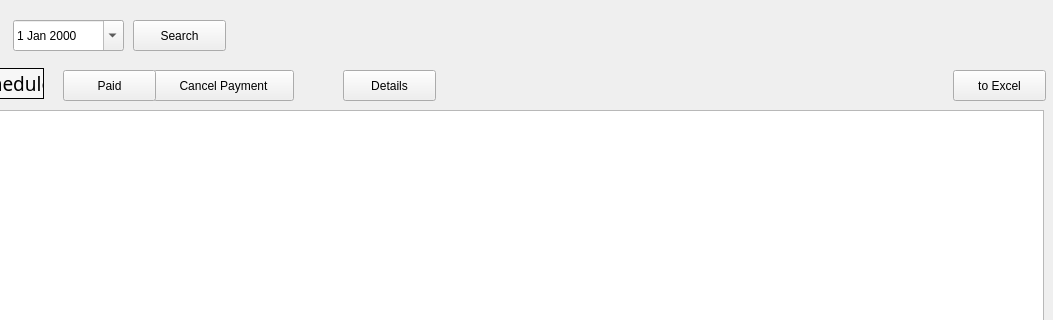
This is app/src/pages/repayment/batch.ui in DY-Microfinance-Customer-Management/dymf-algorithm as Qt 5 draws it before an edit; both pictures show x 137 to 1190 and y 0 to 320 of the 1190 by 644 pixel window. The edited form follows.
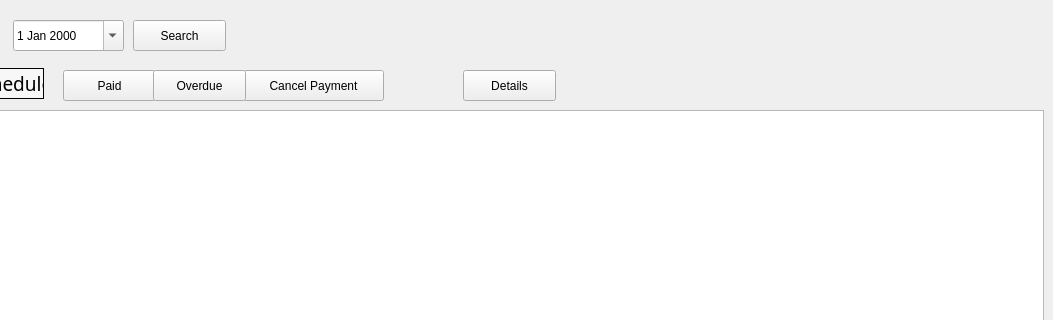
This is the edited form.

Patch:
```diff
--- a/app/src/pages/repayment/batch.ui
+++ b/app/src/pages/repayment/batch.ui
@@ -17,7 +17,7 @@
    <widget class="QPushButton" name="cancelPaymentButton">
     <property name="geometry">
      <rect>
-      <x>290</x>
+      <x>380</x>
       <y>70</y>
       <width>141</width>
       <height>31</height>
@@ -65,19 +65,6 @@
      <set>Qt::AlignCenter</set>
     </property>
    </widget>
-   <widget class="QPushButton" name="toExcelButton">
-    <property name="geometry">
-     <rect>
-      <x>1090</x>
-      <y>70</y>
-      <width>93</width>
-      <height>31</height>
-     </rect>
-    </property>
-    <property name="text">
-     <string>to Excel</string>
-    </property>
-   </widget>
    <widget class="QDateEdit" name="startDate">
     <property name="geometry">
      <rect>
@@ -145,7 +132,7 @@
    <widget class="QPushButton" name="detailsButton">
     <property name="geometry">
      <rect>
-      <x>480</x>
+      <x>600</x>
       <y>70</y>
       <width>93</width>
       <height>31</height>
@@ -168,6 +155,19 @@
      <string>Paid</string>
     </property>
    </widget>
+   <widget class="QPushButton" name="overdueButton">
+    <property name="geometry">
+     <rect>
+      <x>290</x>
+      <y>70</y>
+      <width>93</width>
+      <height>31</height>
+     </rect>
+    </property>
+    <property name="text">
+     <string>Overdue</string>
+    </property>
+   </widget>
   </widget>
   <widget class="QStatusBar" name="statusbar"/>
  </widget>
```
